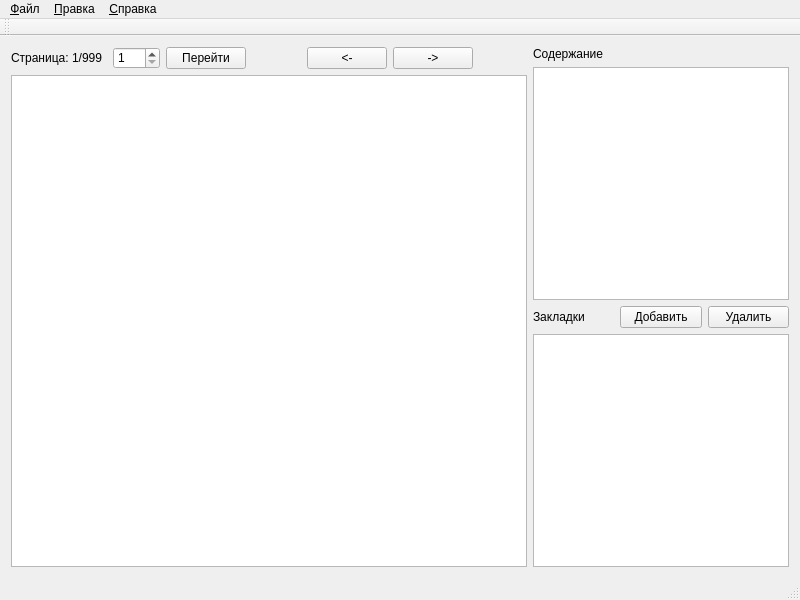
First picture: the form in mainwindow.ui, repository File5/BookReader, before the edit.
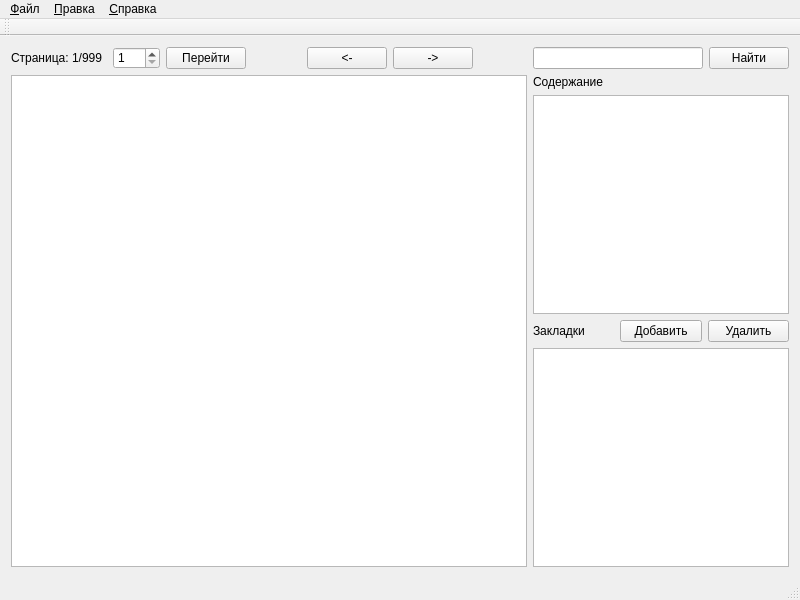
Second picture: the form after the edit.

What changed in the file:
```diff
--- a/mainwindow.ui
+++ b/mainwindow.ui
@@ -17,61 +17,15 @@
    <layout class="QVBoxLayout" name="verticalLayout">
     <item>
      <layout class="QGridLayout" name="mainLayout">
-      <item row="0" column="1" rowspan="2">
-       <layout class="QVBoxLayout" name="contentLayout">
-        <item>
-         <widget class="QLabel" name="label_2">
-          <property name="text">
-           <string>Содержание</string>
-          </property>
-         </widget>
-        </item>
-        <item>
-         <widget class="QListWidget" name="chapterList">
-          <property name="sizePolicy">
-           <sizepolicy hsizetype="Fixed" vsizetype="Expanding">
-            <horstretch>0</horstretch>
-            <verstretch>0</verstretch>
-           </sizepolicy>
-          </property>
-         </widget>
-        </item>
-        <item>
-         <layout class="QHBoxLayout" name="bookmarkControlLayout">
-          <item>
-           <widget class="QLabel" name="label">
-            <property name="text">
-             <string>Закладки</string>
-            </property>
-           </widget>
-          </item>
-          <item>
-           <widget class="QPushButton" name="addBookmarkButton">
-            <property name="text">
-             <string>Добавить</string>
-            </property>
-           </widget>
-          </item>
-          <item>
-           <widget class="QPushButton" name="removeBookmarkButton">
-            <property name="text">
-             <string>Удалить</string>
-            </property>
-           </widget>
-          </item>
-         </layout>
-        </item>
-        <item>
-         <widget class="QListWidget" name="bookmarkList">
-          <property name="sizePolicy">
-           <sizepolicy hsizetype="Fixed" vsizetype="Expanding">
-            <horstretch>0</horstretch>
-            <verstretch>0</verstretch>
-           </sizepolicy>
-          </property>
-         </widget>
-        </item>
-       </layout>
+      <item row="1" column="0">
+       <widget class="QTextEdit" name="bookView">
+        <property name="font">
+         <font>
+          <family>Times New Roman</family>
+          <pointsize>16</pointsize>
+         </font>
+        </property>
+       </widget>
       </item>
       <item row="0" column="0">
        <layout class="QHBoxLayout" name="goToLayout">
@@ -191,15 +145,88 @@
         </item>
        </layout>
       </item>
-      <item row="1" column="0">
-       <widget class="QTextEdit" name="bookView">
-        <property name="font">
-         <font>
-          <family>Times New Roman</family>
-          <pointsize>16</pointsize>
-         </font>
-        </property>
-       </widget>
+      <item row="1" column="1">
+       <layout class="QVBoxLayout" name="contentLayout">
+        <item>
+         <widget class="QLabel" name="label_2">
+          <property name="text">
+           <string>Содержание</string>
+          </property>
+         </widget>
+        </item>
+        <item>
+         <widget class="QListWidget" name="chapterList">
+          <property name="sizePolicy">
+           <sizepolicy hsizetype="Fixed" vsizetype="Expanding">
+            <horstretch>0</horstretch>
+            <verstretch>0</verstretch>
+           </sizepolicy>
+          </property>
+         </widget>
+        </item>
+        <item>
+         <layout class="QHBoxLayout" name="bookmarkControlLayout">
+          <item>
+           <widget class="QLabel" name="label">
+            <property name="text">
+             <string>Закладки</string>
+            </property>
+           </widget>
+          </item>
+          <item>
+           <widget class="QPushButton" name="addBookmarkButton">
+            <property name="text">
+             <string>Добавить</string>
+            </property>
+           </widget>
+          </item>
+          <item>
+           <widget class="QPushButton" name="removeBookmarkButton">
+            <property name="text">
+             <string>Удалить</string>
+            </property>
+           </widget>
+          </item>
+         </layout>
+        </item>
+        <item>
+         <widget class="QListWidget" name="bookmarkList">
+          <property name="sizePolicy">
+           <sizepolicy hsizetype="Fixed" vsizetype="Expanding">
+            <horstretch>0</horstretch>
+            <verstretch>0</verstretch>
+           </sizepolicy>
+          </property>
+         </widget>
+        </item>
+       </layout>
+      </item>
+      <item row="0" column="1">
+       <layout class="QHBoxLayout" name="findLayout">
+        <item>
+         <widget class="QLineEdit" name="findEdit">
+          <property name="sizePolicy">
+           <sizepolicy hsizetype="Minimum" vsizetype="Fixed">
+            <horstretch>0</horstretch>
+            <verstretch>0</verstretch>
+           </sizepolicy>
+          </property>
+         </widget>
+        </item>
+        <item>
+         <widget class="QPushButton" name="findButton">
+          <property name="sizePolicy">
+           <sizepolicy hsizetype="Fixed" vsizetype="Fixed">
+            <horstretch>0</horstretch>
+            <verstretch>0</verstretch>
+           </sizepolicy>
+          </property>
+          <property name="text">
+           <string>Найти</string>
+          </property>
+         </widget>
+        </item>
+       </layout>
       </item>
      </layout>
     </item>
```
